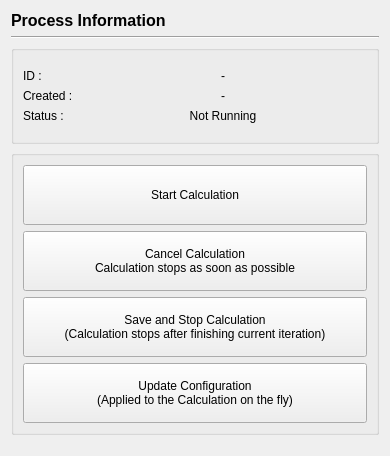
This is view/solution/process_information/process_information_page.ui in nextfoam/baram as Qt 5 draws it before an edit. The edited form follows.
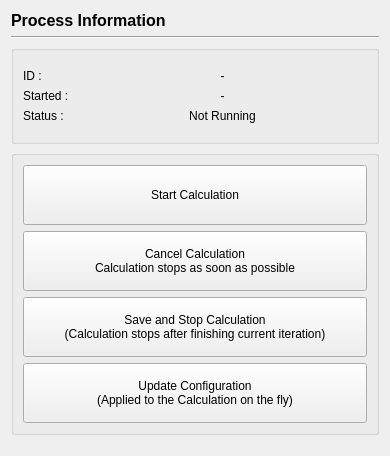
This is the edited form.

Diff of the .ui file:
```diff
--- a/view/solution/process_information/process_information_page.ui
+++ b/view/solution/process_information/process_information_page.ui
@@ -75,7 +75,7 @@
          <item row="1" column="0">
           <widget class="QLabel" name="label_3">
            <property name="text">
-            <string>Created :</string>
+            <string>Started : </string>
            </property>
           </widget>
          </item>
```
Left out of the diff: 2 changed lines with no effect on the pictures.
